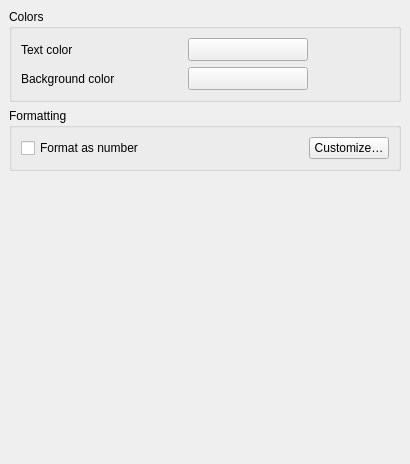
Old version of the form src/ui/qgstableeditorformattingwidgetbase.ui in the repository carsmie/QGIS.
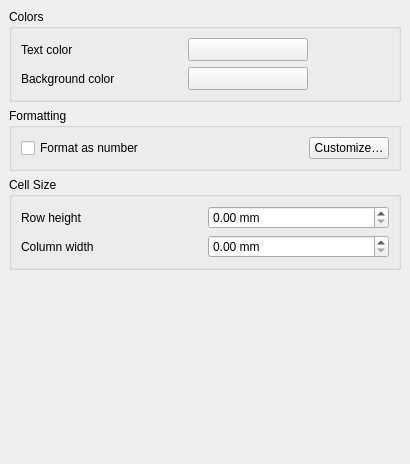
New version of the form. Custom widgets are drawn as their Qt base class.

Commit message: Add table row height/column width handling to table editor

What changed in the file:
```diff
--- a/src/ui/qgstableeditorformattingwidgetbase.ui
+++ b/src/ui/qgstableeditorformattingwidgetbase.ui
@@ -162,6 +162,58 @@
          </layout>
         </widget>
        </item>
+       <item>
+        <widget class="QGroupBox" name="groupBox_8">
+         <property name="focusPolicy">
+          <enum>Qt::StrongFocus</enum>
+         </property>
+         <property name="title">
+          <string>Cell Size</string>
+         </property>
+         <property name="syncGroup" stdset="0">
+          <string notr="true">composeritem</string>
+         </property>
+         <property name="collapsed" stdset="0">
+          <bool>false</bool>
+         </property>
+         <layout class="QGridLayout" name="gridLayout_8" columnstretch="0,0">
+          <item row="0" column="1">
+           <widget class="QgsDoubleSpinBox" name="mRowHeightSpinBox">
+            <property name="suffix">
+             <string> mm</string>
+            </property>
+            <property name="maximum">
+             <double>999999.000000000000000</double>
+            </property>
+           </widget>
+          </item>
+          <item row="0" column="0">
+           <widget class="QLabel" name="label">
+            <property name="text">
+             <string>Row height</string>
+            </property>
+           </widget>
+          </item>
+          <item row="1" column="1">
+           <widget class="QgsDoubleSpinBox" name="mColumnWidthSpinBox">
+            <property name="suffix">
+             <string> mm</string>
+            </property>
+            <property name="maximum">
+             <double>999999.000000000000000</double>
+            </property>
+           </widget>
+          </item>
+          <item row="1" column="0">
+           <widget class="QLabel" name="label_2">
+            <property name="text">
+             <string>Column width</string>
+            </property>
+           </widget>
+          </item>
+         </layout>
+        </widget>
+       </item>
        <item>
         <spacer name="verticalSpacer">
          <property name="orientation">
@@ -194,6 +246,11 @@
    <header>qgscolorbutton.h</header>
    <container>1</container>
   </customwidget>
+  <customwidget>
+   <class>QgsDoubleSpinBox</class>
+   <extends>QDoubleSpinBox</extends>
+   <header>qgsdoublespinbox.h</header>
+  </customwidget>
  </customwidgets>
  <tabstops>
   <tabstop>scrollArea</tabstop>
```
The commit also changes 8 other files.
